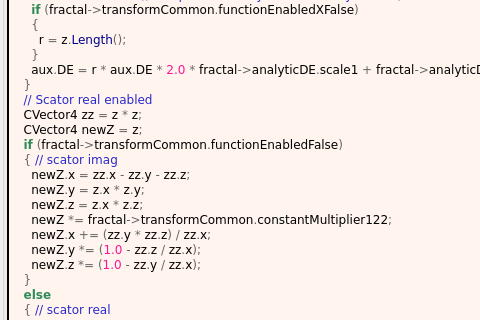
Old version of the form mandelbulber2/formula/ui/scator_power2.ui in the repository buddhi1980/mandelbulber2; both pictures show x 0 to 480 and y 494 to 814 of the 862 by 1225 pixel window.
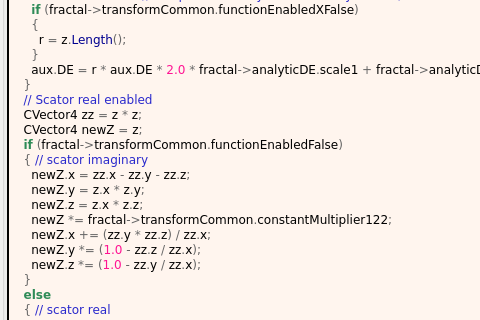
New version of the form. Custom widgets are drawn as their Qt base class.

Commit message: Run populate... and CodyStyleScheck php scrips

Diff of the .ui file:
```diff
--- a/mandelbulber2/formula/ui/scator_power2.ui
+++ b/mandelbulber2/formula/ui/scator_power2.ui
@@ -352,7 +352,7 @@
   CVector4 zz &lt;span style=&quot;color:#676767&quot;&gt;=&lt;/span&gt; z &lt;span style=&quot;color:#676767&quot;&gt;*&lt;/span&gt; z&lt;span style=&quot;color:#676767&quot;&gt;;&lt;/span&gt;
   CVector4 newZ &lt;span style=&quot;color:#676767&quot;&gt;=&lt;/span&gt; z&lt;span style=&quot;color:#676767&quot;&gt;;&lt;/span&gt;
   &lt;span style=&quot;color:#2e8b57; font-weight:bold&quot;&gt;if&lt;/span&gt; &lt;span style=&quot;color:#676767&quot;&gt;(&lt;/span&gt;fractal&lt;span style=&quot;color:#676767&quot;&gt;-&amp;gt;&lt;/span&gt;transformCommon&lt;span style=&quot;color:#676767&quot;&gt;.&lt;/span&gt;functionEnabledFalse&lt;span style=&quot;color:#676767&quot;&gt;)&lt;/span&gt;
-  &lt;span style=&quot;color:#676767&quot;&gt;{&lt;/span&gt; &lt;span style=&quot;color:#2929cc&quot;&gt;// scator imag&lt;/span&gt;
+  &lt;span style=&quot;color:#676767&quot;&gt;{&lt;/span&gt; &lt;span style=&quot;color:#2929cc&quot;&gt;// scator imaginary&lt;/span&gt;
     newZ&lt;span style=&quot;color:#676767&quot;&gt;.&lt;/span&gt;x &lt;span style=&quot;color:#676767&quot;&gt;=&lt;/span&gt; zz&lt;span style=&quot;color:#676767&quot;&gt;.&lt;/span&gt;x &lt;span style=&quot;color:#676767&quot;&gt;-&lt;/span&gt; zz&lt;span style=&quot;color:#676767&quot;&gt;.&lt;/span&gt;y &lt;span style=&quot;color:#676767&quot;&gt;-&lt;/span&gt; zz&lt;span style=&quot;color:#676767&quot;&gt;.&lt;/span&gt;z&lt;span style=&quot;color:#676767&quot;&gt;;&lt;/span&gt;
     newZ&lt;span style=&quot;color:#676767&quot;&gt;.&lt;/span&gt;y &lt;span style=&quot;color:#676767&quot;&gt;=&lt;/span&gt; z&lt;span style=&quot;color:#676767&quot;&gt;.&lt;/span&gt;x &lt;span style=&quot;color:#676767&quot;&gt;*&lt;/span&gt; z&lt;span style=&quot;color:#676767&quot;&gt;.&lt;/span&gt;y&lt;span style=&quot;color:#676767&quot;&gt;;&lt;/span&gt;
     newZ&lt;span style=&quot;color:#676767&quot;&gt;.&lt;/span&gt;z &lt;span style=&quot;color:#676767&quot;&gt;=&lt;/span&gt; z&lt;span style=&quot;color:#676767&quot;&gt;.&lt;/span&gt;x &lt;span style=&quot;color:#676767&quot;&gt;*&lt;/span&gt; z&lt;span style=&quot;color:#676767&quot;&gt;.&lt;/span&gt;z&lt;span style=&quot;color:#676767&quot;&gt;;&lt;/span&gt;
```
The commit also changes 134 other files.
